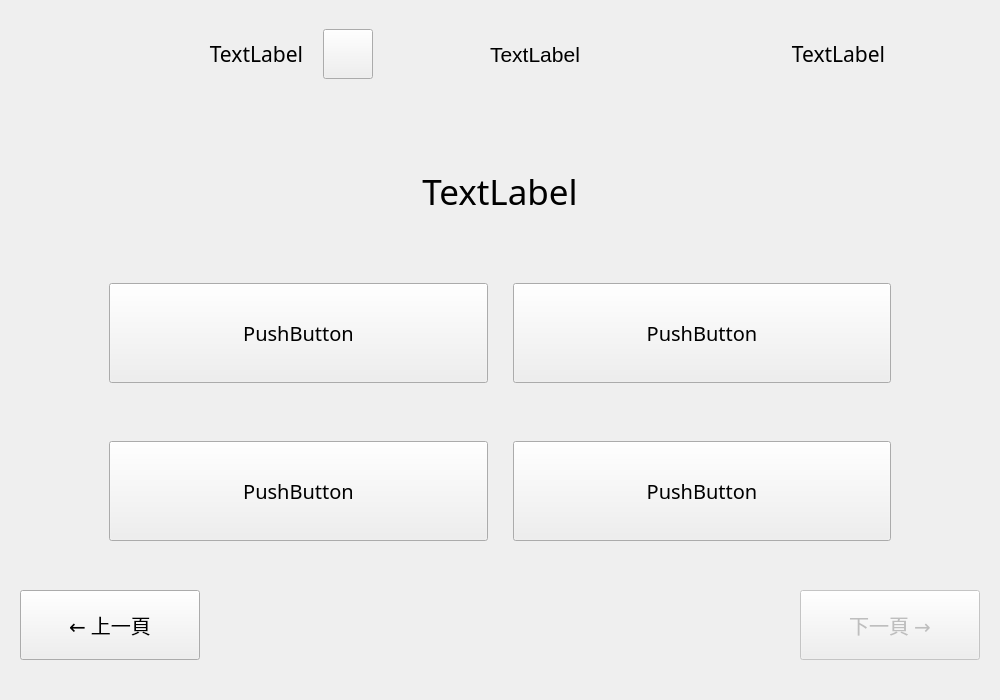
Above: src/ui_files/MultipleChoiceForm.ui from hwc20896/ChineseProj before the change. Below: the same form after it.
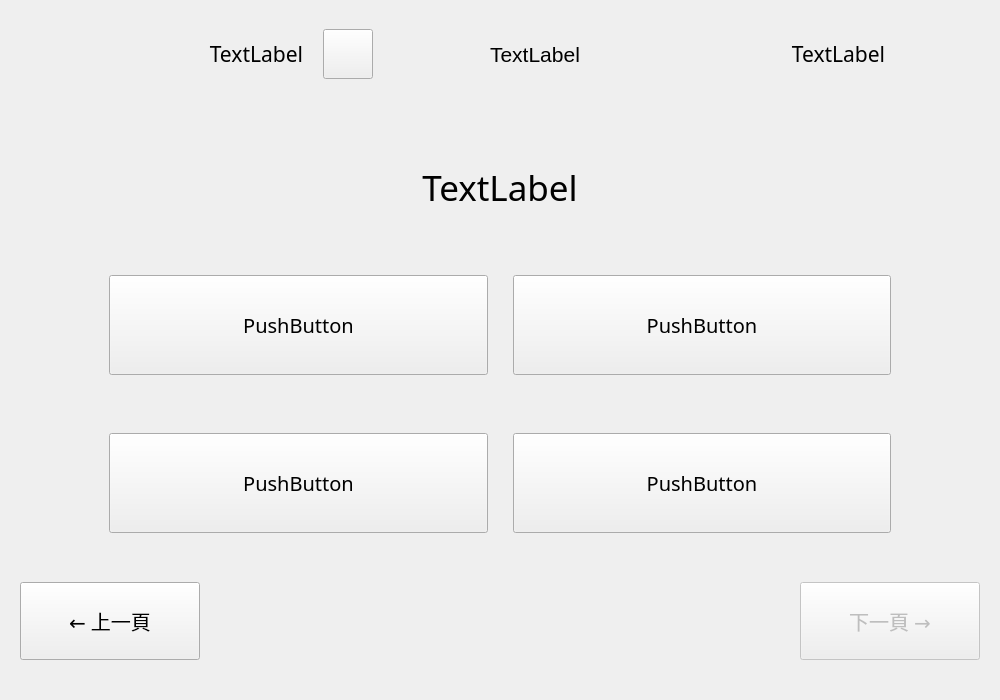
That is the form after the change.

What changed in the file:
```diff
--- a/src/ui_files/MultipleChoiceForm.ui
+++ b/src/ui_files/MultipleChoiceForm.ui
@@ -150,6 +150,9 @@
      <property name="alignment">
       <set>Qt::AlignmentFlag::AlignCenter</set>
      </property>
+     <property name="wordWrap">
+      <bool>true</bool>
+     </property>
     </widget>
    </item>
    <item>
@@ -293,14 +296,14 @@
       <widget class="QWidget" name="prevButtonSpacer" native="true">
        <property name="minimumSize">
         <size>
-         <width>120</width>
+         <width>180</width>
          <height>70</height>
         </size>
        </property>
        <property name="maximumSize">
         <size>
-         <width>180</width>
-         <height>70</height>
+         <width>370</width>
+         <height>130</height>
         </size>
        </property>
        <layout class="QHBoxLayout" name="horizontalLayout_2">
@@ -326,18 +329,24 @@
           </property>
           <item>
            <widget class="QPushButton" name="prevButton">
-            <property name="minimumSize">
-             <size>
-              <width>120</width>
-              <height>70</height>
-             </size>
+            <property name="sizePolicy">
+             <sizepolicy hsizetype="Preferred" vsizetype="Preferred">
+              <horstretch>0</horstretch>
+              <verstretch>0</verstretch>
+             </sizepolicy>
             </property>
-            <property name="maximumSize">
+            <property name="minimumSize">
              <size>
               <width>180</width>
               <height>70</height>
              </size>
             </property>
+            <property name="maximumSize">
+             <size>
+              <width>370</width>
+              <height>130</height>
+             </size>
+            </property>
             <property name="font">
              <font>
               <family>Microsoft JhengHei</family>
@@ -376,9 +385,9 @@
         <bool>false</bool>
        </property>
        <property name="sizePolicy">
-        <sizepolicy hsizetype="Minimum" vsizetype="Fixed">
-         <horstretch>120</horstretch>
-         <verstretch>70</verstretch>
+        <sizepolicy hsizetype="Preferred" vsizetype="Preferred">
+         <horstretch>0</horstretch>
+         <verstretch>0</verstretch>
         </sizepolicy>
        </property>
        <property name="minimumSize">
@@ -389,8 +398,8 @@
        </property>
        <property name="maximumSize">
         <size>
-         <width>180</width>
-         <height>70</height>
+         <width>370</width>
+         <height>130</height>
         </size>
        </property>
        <property name="font">
```
